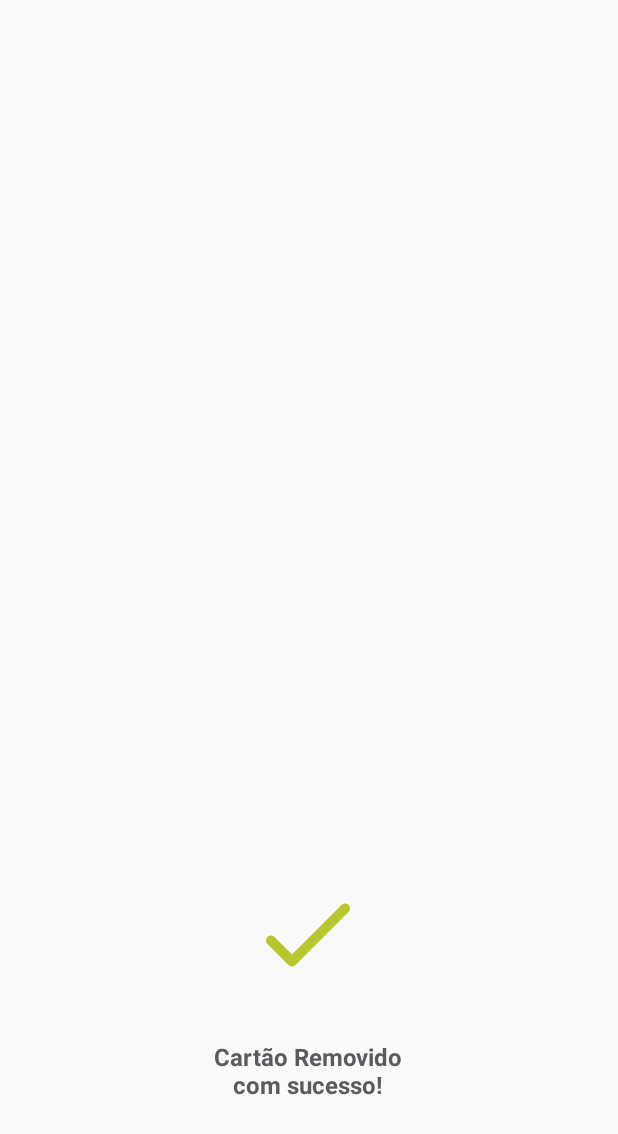
After one commit to premacck/interact, an Android app: the layout bottom_sheet_delete_card_success.xml on its own in the app's theme, with its tools: preview values and no code run, on a phone screen of 412 x 824 dp. The commit adds this screen. Shown: the top 1134 px of the screen. Run offline under Robolectric (Android 15) with nearby library versions, the phone set to English and light mode, and no system bars.

Commit message:
Added card delete confirmation and success bottom sheets

```diff
--- a/app/src/main/java/com/techmesystem/intera/base/bottomsheet/InteraBottomSheet.kt
+++ b/app/src/main/java/com/techmesystem/intera/base/bottomsheet/InteraBottomSheet.kt
@@ -36,8 +36,8 @@ abstract class InteraBottomSheet : BaseBottomSheet() {
     }
     tv_message?.showOrHide(!message.isNullOrEmpty()) {
       it.text = message
+      messageStartDrawable?.let { drawable -> it.setDrawables(start = drawable) }
     }
-    messageStartDrawable?.let { tv_message?.setDrawables(start = it) }
 
     btn_positive?.showOrHide(!positiveButtonText.isNullOrEmpty()) {
       it.text = positiveButtonText
--- /dev/null
+++ b/app/src/main/res/drawable/ic_check_green_big.xml
@@ -0,0 +1,9 @@
+<vector xmlns:android="http://schemas.android.com/apk/res/android"
+  android:width="56dp"
+  android:height="44dp"
+  android:viewportWidth="28"
+  android:viewportHeight="22">
+  <path
+    android:fillColor="#B6C62C"
+    android:pathData="M8.6665,17.5082L2.8332,11.6749C2.5251,11.363 2.1049,11.1874 1.6665,11.1874C1.2281,11.1874 0.8079,11.363 0.4998,11.6749C-0.1502,12.3249 -0.1502,13.3582 0.4998,14.0082L7.4832,20.9916C8.1332,21.6416 9.1832,21.6416 9.8332,20.9916L27.4998,3.3416C28.1498,2.6916 28.1498,1.6582 27.4998,1.0082C27.1917,0.6963 26.7716,0.5208 26.3332,0.5208C25.8947,0.5208 25.4746,0.6963 25.1665,1.0082L8.6665,17.5082Z" />
+</vector>
--- /dev/null
+++ b/app/src/main/res/layout/bottom_sheet_delete_card_success.xml
@@ -0,0 +1,17 @@
+<?xml version="1.0" encoding="utf-8"?>
+<FrameLayout xmlns:android="http://schemas.android.com/apk/res/android"
+  android:layout_width="match_parent"
+  android:layout_height="wrap_content"
+  android:layout_gravity="bottom"
+  android:paddingTop="98dp"
+  android:paddingBottom="90dp">
+
+  <TextView
+    style="@style/Text16BoldWrapWrap"
+    android:layout_gravity="center"
+    android:drawableTop="@drawable/ic_check_green_big"
+    android:drawablePadding="@dimen/margin_48dp"
+    android:gravity="center"
+    android:text="Cartão Removido\ncom sucesso!" />
+
+</FrameLayout>
--- a/app/src/main/res/values/strings.xml
+++ b/app/src/main/res/values/strings.xml
@@ -175,5 +175,8 @@
   <string name="select_month">Selecione o mês</string>
   <string name="cvv_caps">CVV</string>
   <string name="card_deleted">Cartão excluído</string>
+  <string name="are_you_sure_you_want_to_delete_card">Tem certeza que deseja excluir?</string>
+  <string name="no">Não</string>
+  <string name="yes">Sim</string>
 </resources>
 <!--\u000D-->
```
Also changed, not shown: app/src/main/java/com/techmesystem/intera/base/BaseActivity.kt (+10 -1 lines), app/src/main/java/com/techmesystem/intera/payment/component/ICardDataListener.kt (added, +11 -0 lines), app/src/main/java/com/techmesystem/intera/payment/view/CardDataActivity.kt (+12 -6 lines), app/src/main/java/com/techmesystem/intera/payment/view/DeleteCardConfirmBottomSheet.kt (added, +37 -0 lines), app/src/main/java/com/techmesystem/intera/payment/view/DeleteCardSuccessBottomSheet.kt (added, +29 -0 lines).
